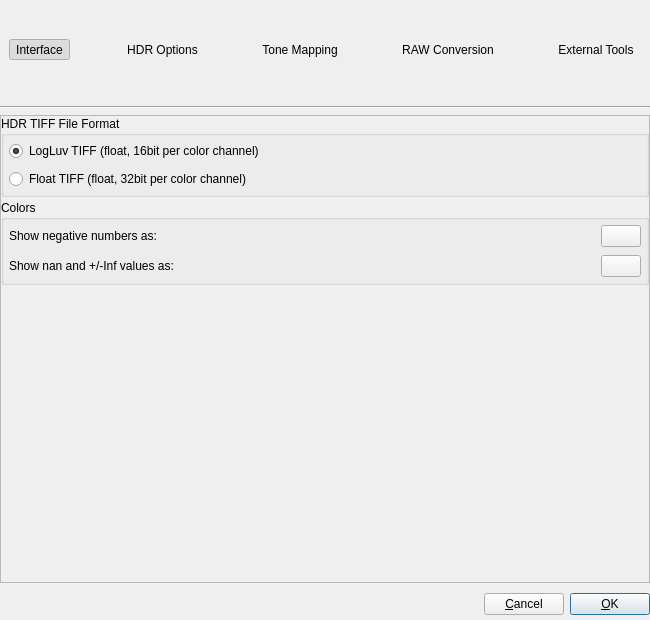
Qt form forms/PreferencesDialog.ui (LuminanceHDR/LuminanceHDR) before a commit.
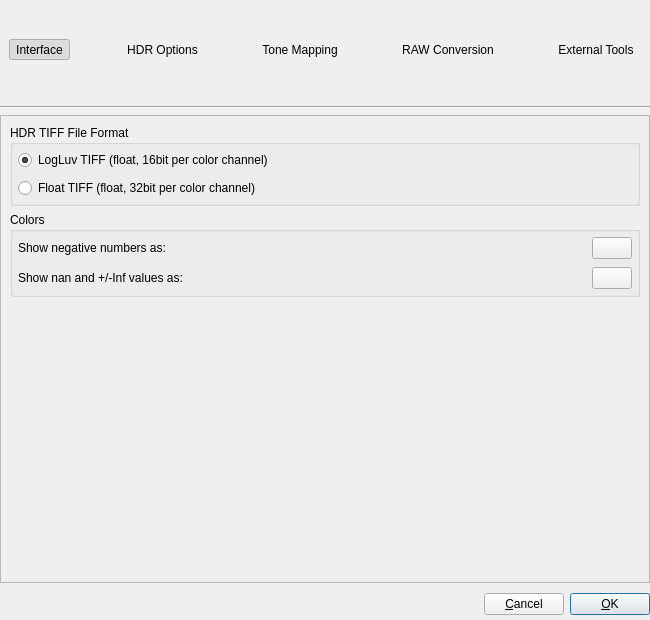
The same form after that commit. The open tabs and pages were chosen to show the change. Icons and pictures are not drawn.

Commit message: [PreferencesDialog.ui]: Correct spacing in some pages

Patch:
```diff
--- a/forms/PreferencesDialog.ui
+++ b/forms/PreferencesDialog.ui
@@ -520,13 +520,9 @@
         </layout>
        </widget>
        <widget class="QWidget" name="hdrOptionsPage">
-        <layout class="QVBoxLayout" name="_3">
-         <property name="spacing">
-          <number>3</number>
-         </property>
-         <property name="margin">
-          <number>0</number>
-         </property>
+        <layout class="QGridLayout" name="gridLayout_13">
+         <item row="0" column="0">
+          <layout class="QVBoxLayout" name="verticalLayout_24">
          <item>
           <widget class="QGroupBox" name="hdrTiffGroupBox">
            <property name="toolTip">
@@ -674,6 +670,8 @@
           </spacer>
          </item>
         </layout>
+         </item>
+        </layout>
        </widget>
        <widget class="QWidget" name="tonemappingPage">
         <layout class="QVBoxLayout" name="_8">
```
Left out of the diff: 28 changed lines with no effect on the pictures. Lines whose indentation alone changed are shown as unchanged.
